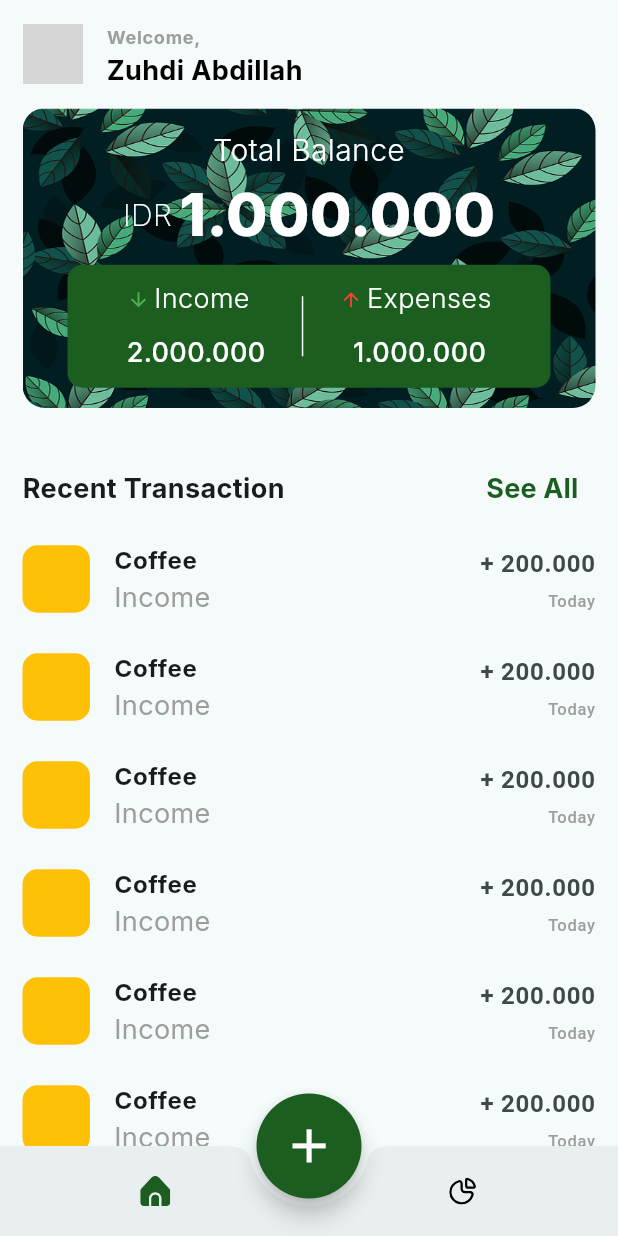
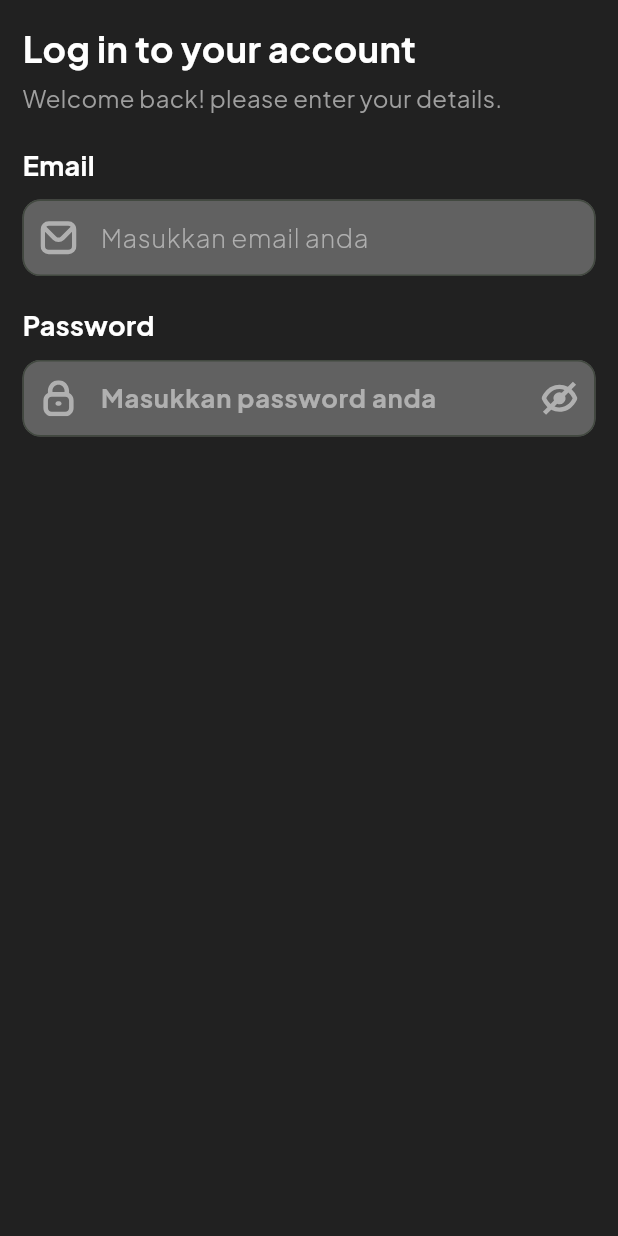
Before and after one commit to zuhdipati/zibaik, a Flutter app: the screen it shows after launch, on a phone screen of 412 x 824 dp. Run offline on Flutter 3.47's test engine with Material 3 defaults, Android fonts, the phone set to English and light mode, and no system bars; drawn by our look-alikes of flutter_form_builder; our stand-ins replace fl_chart, flutter_svg, get, google_fonts; missing offline and left inert: calendar_appbar; grey boxes are pictures that could not be loaded.

Commit message:
on progress login page

```diff
--- a/lib/core/app_pages.dart
+++ b/lib/core/app_pages.dart
@@ -3,6 +3,7 @@ import 'package:manajemen_keuangan/core/app_routes.dart';
 import 'package:manajemen_keuangan/pages/all_transaction_page.dart';
 import 'package:manajemen_keuangan/pages/analytic_page.dart';
 import 'package:manajemen_keuangan/pages/home_page.dart';
+import 'package:manajemen_keuangan/pages/login_page.dart';
 
 import '../pages/submit_page.dart';
 
@@ -13,5 +14,7 @@ class AppPages {
     GetPage(name: Routes.category, page: () => AnalyticPage()),
     GetPage(name: Routes.allTransaction, page: () => const AllTransaction()),
     GetPage(name: Routes.submit, page: () => SubmitPage()),
+    GetPage(name: Routes.login, page: () => const LoginPage()),
+    // GetPage(name: Routes.register, page: () => SubmitPage()),
   ];
 }
--- a/lib/core/app_routes.dart
+++ b/lib/core/app_routes.dart
@@ -4,4 +4,6 @@ class Routes {
   static const String category = '/category';
   static const String allTransaction = '/allTransaction';
   static const String submit = '/submit';
+  static const String login = '/login';
+  static const String register = '/register';
 }
--- a/lib/core/app_theme.dart
+++ b/lib/core/app_theme.dart
@@ -1,18 +1,18 @@
 import 'package:flutter/material.dart';
 import 'package:google_fonts/google_fonts.dart';
-
-var primaryColor = Colors.green.shade900;
 
 final myTheme = ThemeData(
     appBarTheme: const AppBarTheme(centerTitle: true),
     useMaterial3: true,
     textTheme: myTextTheme,
-    colorScheme: ColorScheme.fromSeed(seedColor: const Color(0xff242424)));
+    colorScheme: ColorScheme.fromSeed(seedColor: Colors.green.shade900));
 
 final myTextTheme = TextTheme(
-  bodyLarge: GoogleFonts.inter(fontSize: 20, fontWeight: FontWeight.bold),
-  bodyMedium: GoogleFonts.inter(fontSize: 18),
-  bodySmall: GoogleFonts.inter(fontSize: 16, fontWeight: FontWeight.bold),
-  labelLarge: GoogleFonts.inter(fontSize: 16),
-  labelMedium: GoogleFonts.inter(fontSize: 14),
+  bodyLarge:
+      GoogleFonts.plusJakartaSans(fontSize: 20, fontWeight: FontWeight.bold),
+  bodyMedium: GoogleFonts.plusJakartaSans(fontSize: 18),
+  bodySmall:
+      GoogleFonts.plusJakartaSans(fontSize: 16, fontWeight: FontWeight.bold),
+  labelLarge: GoogleFonts.plusJakartaSans(fontSize: 16),
+  labelMedium: GoogleFonts.plusJakartaSans(fontSize: 14),
 );
--- a/lib/main.dart
+++ b/lib/main.dart
@@ -2,7 +2,8 @@ import 'package:flutter/material.dart';
 import 'package:get/get.dart';
 import 'package:manajemen_keuangan/core/app_pages.dart';
 import 'package:manajemen_keuangan/core/app_theme.dart';
-import 'package:manajemen_keuangan/pages/main_page.dart';
+import 'package:manajemen_keuangan/pages/login_page.dart';
+// import 'package:manajemen_keuangan/pages/main_page.dart';
 
 void main() {
   runApp(const Zibaik());
@@ -17,7 +18,7 @@ class Zibaik extends StatelessWidget {
       title: "Zibaik App",
       theme: myTheme,
       debugShowCheckedModeBanner: false,
-      home: MainPage(),
+      home: LoginPage(),
       getPages: AppPages.pages,
     );
   }
--- a/lib/pages/home_page.dart
+++ b/lib/pages/home_page.dart
@@ -89,7 +89,7 @@ class HomePage extends GetView {
                       ),
                       subtitle: const Text(
                         "Income",
-                        style: TextStyle(color: Colors.grey),
+                        style: TextStyle(color: Colors.grey, fontSize: 14),
                       ),
                       trailing: const Padding(
                         padding: EdgeInsets.only(top: 1),
@@ -104,7 +104,8 @@ class HomePage extends GetView {
                             ),
                             Text(
                               "Today",
-                              style: TextStyle(color: Colors.grey),
+                              style:
+                                  TextStyle(color: Colors.grey, fontSize: 14),
                             ),
                           ],
                         ),
--- /dev/null
+++ b/lib/pages/login_page.dart
@@ -0,0 +1,151 @@
+import 'package:flutter/material.dart';
+import 'package:flutter_form_builder/flutter_form_builder.dart';
+import 'package:flutter_svg/flutter_svg.dart';
+
+final _formKey = GlobalKey<FormBuilderState>();
+
+class LoginPage extends StatelessWidget {
+  const LoginPage({super.key});
+
+  @override
+  Widget build(BuildContext context) {
+    return Scaffold(
+      backgroundColor: Colors.grey.shade900,
+      body: SafeArea(
+          child: SingleChildScrollView(
+        child: Padding(
+          padding: const EdgeInsets.all(15.0),
+          child: Column(
+            crossAxisAlignment: CrossAxisAlignment.start,
+            mainAxisAlignment: MainAxisAlignment.center,
+            children: [
+              const Text(
+                "Log in to your account",
+                style: TextStyle(
+                    color: Colors.white,
+                    fontSize: 24,
+                    fontWeight: FontWeight.bold),
+              ),
+              const SizedBox(height: 5),
+              const Text(
+                "Welcome back! please enter your details.",
+                style: TextStyle(color: Colors.grey, fontSize: 16),
+              ),
+              const SizedBox(height: 20),
+              FormBuilder(
+                key: _formKey,
+                child: Column(
+                  crossAxisAlignment: CrossAxisAlignment.start,
+                  children: [
+                    const Text("Email",
+                        style: TextStyle(
+                            color: Colors.white, fontWeight: FontWeight.bold)),
+                    const SizedBox(height: 10),
+                    FormBuilderTextField(
+                      name: 'email',
+                      cursorColor: Colors.white,
+                      style: const TextStyle(color: Colors.white, fontSize: 18),
+                      decoration: InputDecoration(
+                        label: const Text("Masukkan email anda"),
+                        floatingLabelBehavior: FloatingLabelBehavior.never,
+                        labelStyle: TextStyle(
+                            color: Colors.white.withOpacity(0.5),
+                            fontSize: 17,
+                            fontWeight: FontWeight.w100),
+                        filled: true,
+                        fillColor: Colors.grey.shade700,
+                        contentPadding: const EdgeInsets.symmetric(
+                            horizontal: 10, vertical: 12),
+                        border: OutlineInputBorder(
+                          borderRadius: BorderRadius.circular(12),
+                          borderSide: const BorderSide(color: Colors.white),
+                        ),
+                        focusedBorder: OutlineInputBorder(
+                          borderRadius: BorderRadius.circular(12),
+                          borderSide: const BorderSide(color: Colors.white),
+                        ),
+                        // errorText: 'Email tidak boleh kosong',
+                        errorBorder: OutlineInputBorder(
+                          borderRadius: BorderRadius.circular(12),
+                          borderSide: const BorderSide(color: Colors.red),
+                        ),
+                        prefixIcon: Padding(
+                          padding: const EdgeInsets.all(12),
+                          child: SvgPicture.asset(
+                            'assets/email.svg',
+                            width: 15,
+                            height: 15,
+                            color: Colors.white.withOpacity(0.5),
+                          ),
+                        ),
+                      ),
+                      onChanged: (val) {
+                        print(val);
+                      },
+                    ),
+                    const SizedBox(height: 20),
+                    const Text("Password",
+                        style: TextStyle(
+                            color: Colors.white, fontWeight: FontWeight.bold)),
+                    const SizedBox(height: 10),
+                    FormBuilderTextField(
+                      name: 'password',
+                      style: const TextStyle(color: Colors.white, fontSize: 18),
+                      cursorColor: Colors.white,
+                      decoration: InputDecoration(
+                        label: const Text("Masukkan password anda"),
+                        floatingLabelBehavior: FloatingLabelBehavior.never,
+                        labelStyle: TextStyle(
+                          color: Colors.white.withOpacity(0.5),
+                          fontSize: 17,
+                        ),
+                        filled: true,
+                        fillColor: Colors.grey.shade700,
+                        contentPadding: const EdgeInsets.symmetric(
+                            horizontal: 10, vertical: 12),
+                        border: OutlineInputBorder(
+                          borderRadius: BorderRadius.circular(12),
+                          borderSide: const BorderSide(color: Colors.white),
+                        ),
+                        focusedBorder: OutlineInputBorder(
+                          borderRadius: BorderRadius.circular(12),
+                          borderSide: const BorderSide(color: Colors.white),
+                        ),
+                        // errorText: 'Email tidak boleh kosong',
+                        errorBorder: OutlineInputBorder(
+                          borderRadius: BorderRadius.circular(12),
+                          borderSide: const BorderSide(color: Colors.red),
+                        ),
+                        prefixIcon: Padding(
+                          padding: const EdgeInsets.all(12),
+                          child: SvgPicture.asset(
+                            'assets/lock.svg',
+                            width: 15,
+                            height: 15,
+                            color: Colors.white.withOpacity(0.5),
+                          ),
+                        ),
+                        suffixIcon: Padding(
+                          padding: const EdgeInsets.all(12),
+                          child: SvgPicture.asset(
+                            'assets/eye-crossed.svg',
+                            width: 15,
+                            height: 15,
+                            color: Colors.white.withOpacity(0.5),
+                          ),
+                        ),
+                      ),
+                      onChanged: (val) {
+                        print(val);
+                      },
+                    ),
+                  ],
+                ),
+              )
+            ],
+          ),
+        ),
+      )),
+    );
+  }
+}
--- a/pubspec.yaml
+++ b/pubspec.yaml
@@ -40,6 +40,9 @@ dependencies:
   get: ^4.6.6
   flutter_svg: ^2.0.9
   fl_chart: ^0.64.0
+  sizer: ^2.0.15
+  flutter_form_builder: ^8.0.0
+  intl: ^0.17.0
 
 dev_dependencies:
   flutter_test:
```
Also changed, not shown: assets/email.svg (added), assets/eye-crossed.svg (added), assets/eye.svg (added), assets/lock.svg (added).
